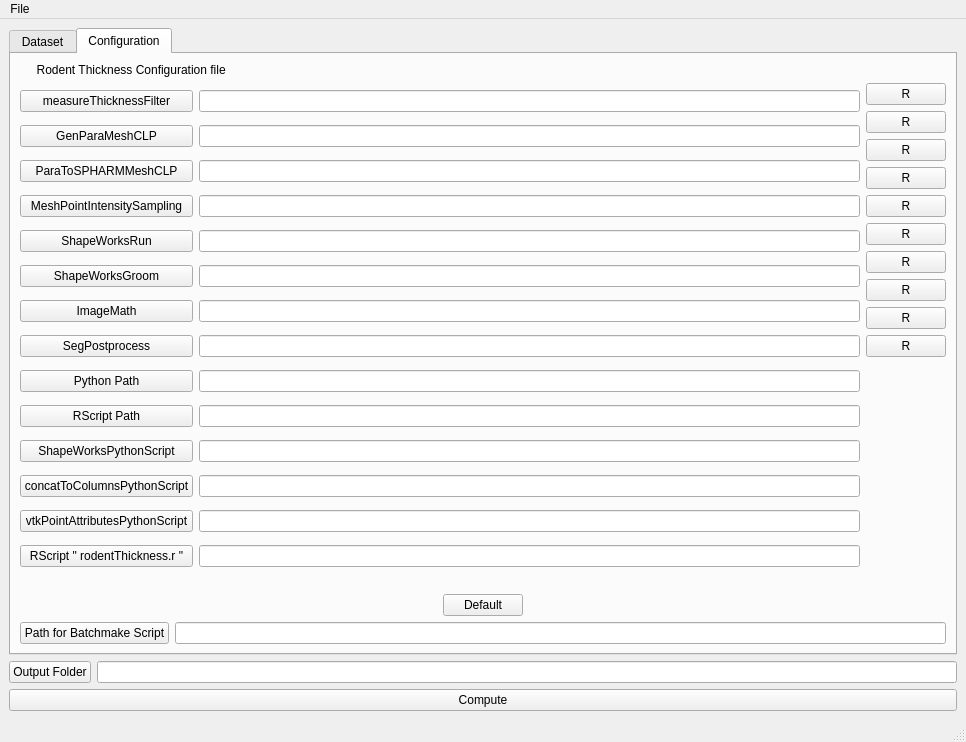
This is guicsv.ui in mjacquem/RodentThickness as Qt 5 draws it before an edit. The edited form follows.
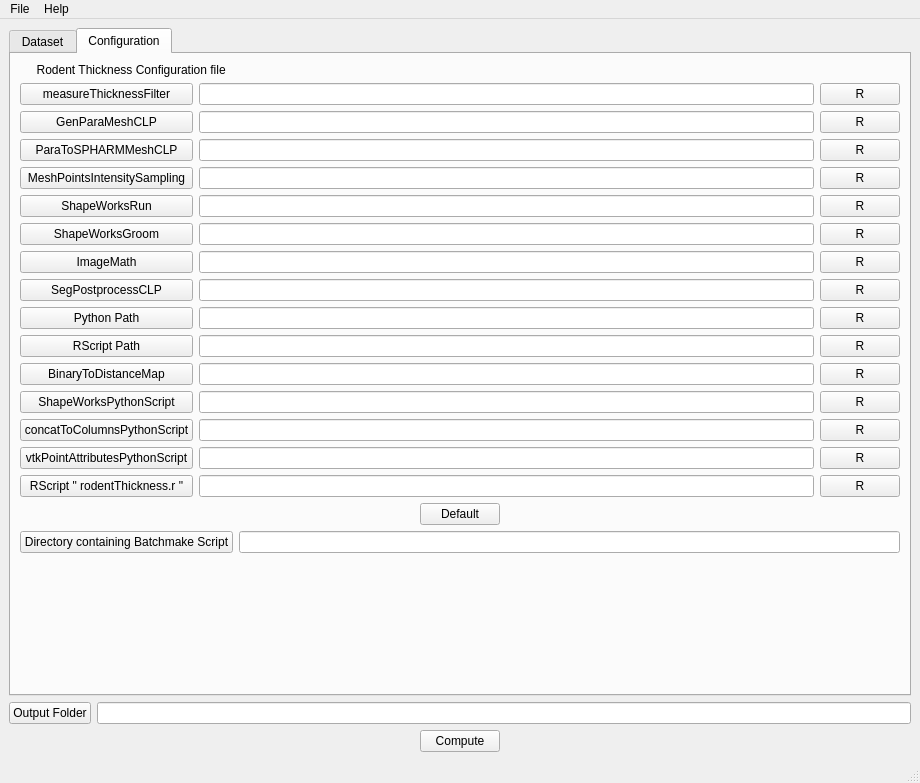
This is the edited form.

```diff
--- a/guicsv.ui
+++ b/guicsv.ui
@@ -6,8 +6,8 @@
    <rect>
     <x>0</x>
     <y>0</y>
-    <width>966</width>
-    <height>742</height>
+    <width>920</width>
+    <height>783</height>
    </rect>
   </property>
   <property name="windowTitle">
@@ -277,7 +277,7 @@
             <item>
              <widget class="QPushButton" name="MeshPointIntensitySamplingButton">
               <property name="text">
-               <string>MeshPointIntensitySampling</string>
+               <string>MeshPointsIntensitySampling</string>
               </property>
              </widget>
             </item>
@@ -305,7 +305,7 @@
             <item>
              <widget class="QPushButton" name="SegPostprocessButton">
               <property name="text">
-               <string>SegPostprocess</string>
+               <string>SegPostprocessCLP</string>
               </property>
              </widget>
             </item>
@@ -323,6 +323,13 @@
               </property>
              </widget>
             </item>
+            <item>
+             <widget class="QPushButton" name="BinaryToDistanceMapButton">
+              <property name="text">
+               <string>BinaryToDistanceMap</string>
+              </property>
+             </widget>
+            </item>
             <item>
              <widget class="QPushButton" name="ShapeWorksPythonScriptButton">
               <property name="text">
@@ -385,6 +392,9 @@
             <item>
              <widget class="QLineEdit" name="RScriptPath"/>
             </item>
+            <item>
+             <widget class="QLineEdit" name="BinaryToDistanceMapPath"/>
+            </item>
             <item>
              <widget class="QLineEdit" name="ShapeWorksPythonScriptPath"/>
             </item>
@@ -474,21 +484,54 @@
                </widget>
               </item>
               <item>
-               <layout class="QVBoxLayout" name="verticalLayout_12">
-                <item>
-                 <spacer name="verticalSpacer_5">
-                  <property name="orientation">
-                   <enum>Qt::Vertical</enum>
-                  </property>
-                  <property name="sizeHint" stdset="0">
-                   <size>
-                    <width>20</width>
-                    <height>40</height>
-                   </size>
-                  </property>
-                 </spacer>
-                </item>
-               </layout>
+               <widget class="QPushButton" name="BinaryToDistanceMapResetButton">
+                <property name="toolTip">
+                 <string>Reset Software Path</string>
+                </property>
+                <property name="text">
+                 <string>R</string>
+                </property>
+               </widget>
+              </item>
+              <item>
+               <widget class="QPushButton" name="ShapeWorksPythonScriptResetButton">
+                <property name="toolTip">
+                 <string>Reset Software Path</string>
+                </property>
+                <property name="text">
+                 <string>R</string>
+                </property>
+               </widget>
+              </item>
+              <item>
+               <widget class="QPushButton" name="concatToColumnsPythonScriptResetButton">
+                <property name="toolTip">
+                 <string>Reset Software Path</string>
+                </property>
+                <property name="text">
+                 <string>R</string>
+                </property>
+               </widget>
+              </item>
+              <item>
+               <widget class="QPushButton" name="vtkPointAttributesPythonScriptResetButton">
+                <property name="toolTip">
+                 <string>Reset Software Path</string>
+                </property>
+                <property name="text">
+                 <string>R</string>
+                </property>
+               </widget>
+              </item>
+              <item>
+               <widget class="QPushButton" name="RScriptResetButton">
+                <property name="toolTip">
+                 <string>Reset Software Path</string>
+                </property>
+                <property name="text">
+                 <string>R</string>
+                </property>
+               </widget>
               </item>
              </layout>
             </item>
@@ -540,7 +583,7 @@
             <item>
              <widget class="QPushButton" name="PathFilesBmsButton">
               <property name="text">
-               <string>Path for Batchmake Script</string>
+               <string>Directory containing Batchmake Script</string>
               </property>
              </widget>
             </item>
@@ -555,6 +598,19 @@
           </item>
          </layout>
         </item>
+        <item>
+         <spacer name="verticalSpacer_2">
+          <property name="orientation">
+           <enum>Qt::Vertical</enum>
+          </property>
+          <property name="sizeHint" stdset="0">
+           <size>
+            <width>20</width>
+            <height>40</height>
+           </size>
+          </property>
+         </spacer>
+        </item>
        </layout>
       </widget>
      </widget>
@@ -575,6 +631,19 @@
     </item>
     <item>
      <layout class="QHBoxLayout" name="horizontalLayout_6">
+      <item>
+       <spacer name="horizontalSpacer_6">
+        <property name="orientation">
+         <enum>Qt::Horizontal</enum>
+        </property>
+        <property name="sizeHint" stdset="0">
+         <size>
+          <width>40</width>
+          <height>20</height>
+         </size>
+        </property>
+       </spacer>
+      </item>
       <item>
        <widget class="QPushButton" name="ComputeButton">
         <property name="text">
@@ -582,6 +651,19 @@
         </property>
        </widget>
       </item>
+      <item>
+       <spacer name="horizontalSpacer_7">
+        <property name="orientation">
+         <enum>Qt::Horizontal</enum>
+        </property>
+        <property name="sizeHint" stdset="0">
+         <size>
+          <width>40</width>
+          <height>20</height>
+         </size>
+        </property>
+       </spacer>
+      </item>
      </layout>
     </item>
    </layout>
@@ -591,7 +673,7 @@
     <rect>
      <x>0</x>
      <y>0</y>
-     <width>966</width>
+     <width>920</width>
      <height>25</height>
     </rect>
    </property>
@@ -603,7 +685,14 @@
     <addaction name="actionSave_Configuration"/>
     <addaction name="actionExit"/>
    </widget>
+   <widget class="QMenu" name="menuHelp">
+    <property name="title">
+     <string>Help</string>
+    </property>
+    <addaction name="actionRead_Me"/>
+   </widget>
    <addaction name="menuFile"/>
+   <addaction name="menuHelp"/>
   </widget>
   <widget class="QStatusBar" name="statusbar"/>
   <action name="actionLoad_Configuration">
```
Left out of the diff: 108 changed lines with no effect on the pictures.
